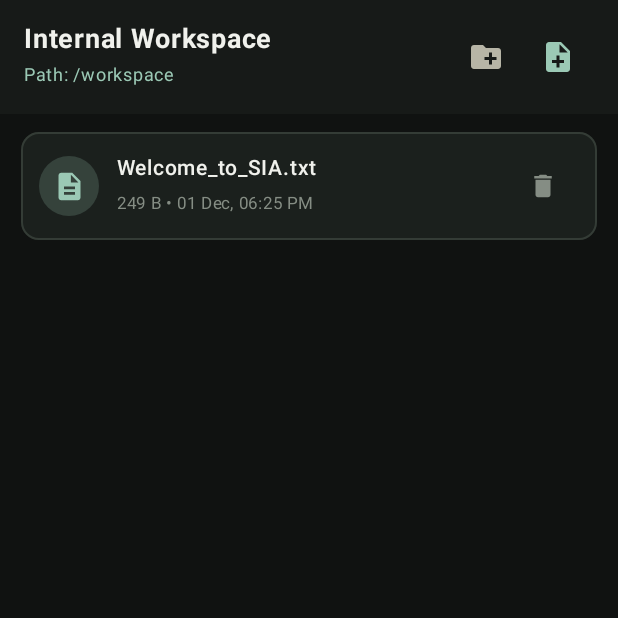
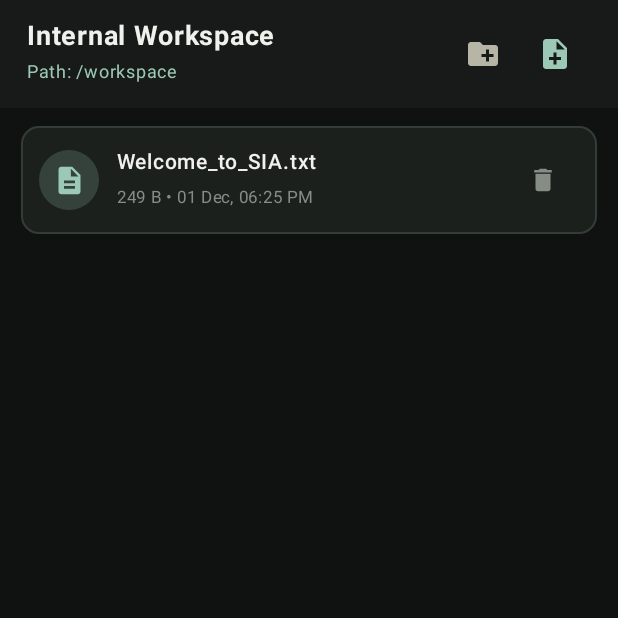
Before and after one commit to GWSDeveloper/SIA, an Android app built with Jetpack Compose: the composable WorkspaceScreen shown on its own in the app's theme, on a phone screen of 412 x 824 dp, the top half of it. Run offline under Robolectric (Android 15) with nearby library versions, the light colour scheme and no system bars.

Commit message:
Refine SIA home, settings, and workspace layouts

```diff
--- a/app/src/main/java/com/example/ui/screens/AiAgentScreen.kt
+++ b/app/src/main/java/com/example/ui/screens/AiAgentScreen.kt
@@ -298,7 +298,7 @@ fun AnimationModeContent(
             .fillMaxSize()
             .padding(horizontal = 20.dp, vertical = 16.dp),
         horizontalAlignment = Alignment.CenterHorizontally,
-        verticalArrangement = Arrangement.spacedBy(12.dp)
+        verticalArrangement = Arrangement.spacedBy(9.dp)
     ) {
         // Top Row: State badge + Install APK button
         Row(
--- a/app/src/main/java/com/example/ui/screens/SettingsScreen.kt
+++ b/app/src/main/java/com/example/ui/screens/SettingsScreen.kt
@@ -1226,7 +1226,7 @@ fun SettingsCard(
             .fillMaxWidth()
             .border(1.dp, SiaBorder.copy(alpha = 0.78f), RoundedCornerShape(20.dp))
     ) {
-        Column(modifier = Modifier.padding(horizontal = 16.dp, vertical = 18.dp)) {
+        Column(modifier = Modifier.padding(horizontal = 14.dp, vertical = 14.dp)) {
             Row(verticalAlignment = Alignment.CenterVertically) {
                 Box(
                     modifier = Modifier
--- a/app/src/main/java/com/example/ui/screens/WorkspaceScreen.kt
+++ b/app/src/main/java/com/example/ui/screens/WorkspaceScreen.kt
@@ -133,7 +133,7 @@ fun WorkspaceScreen(
             modifier = Modifier
                 .fillMaxWidth()
                 .background(SiaSurfaceDark)
-                .padding(horizontal = 16.dp, vertical = 14.dp),
+                .padding(horizontal = 18.dp, vertical = 12.dp),
             verticalAlignment = Alignment.CenterVertically,
             horizontalArrangement = Arrangement.SpaceBetween
         ) {
```
